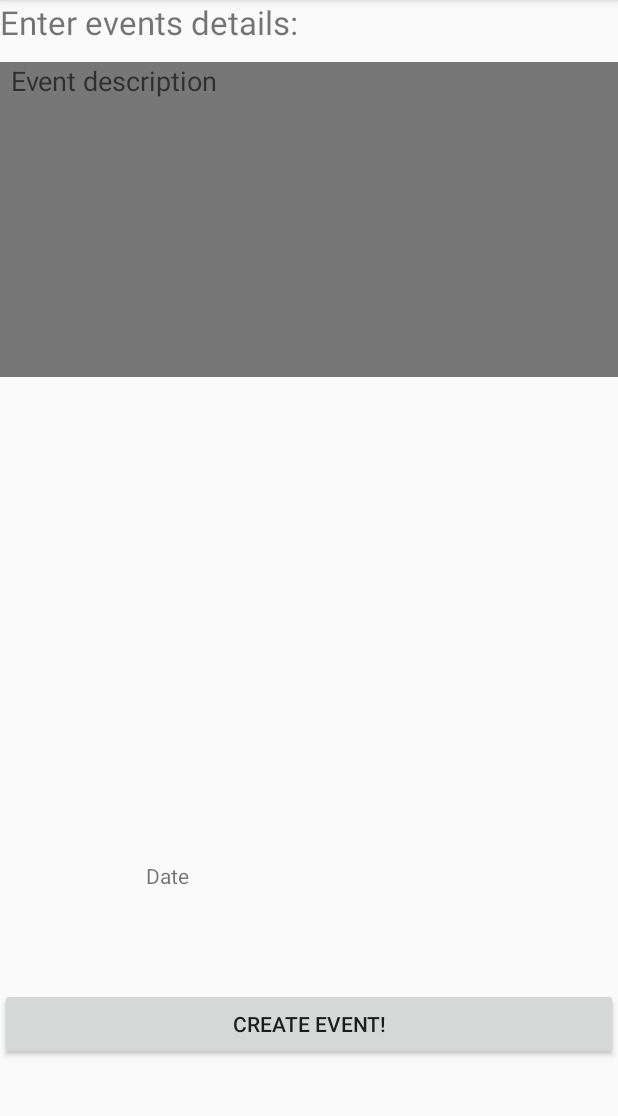
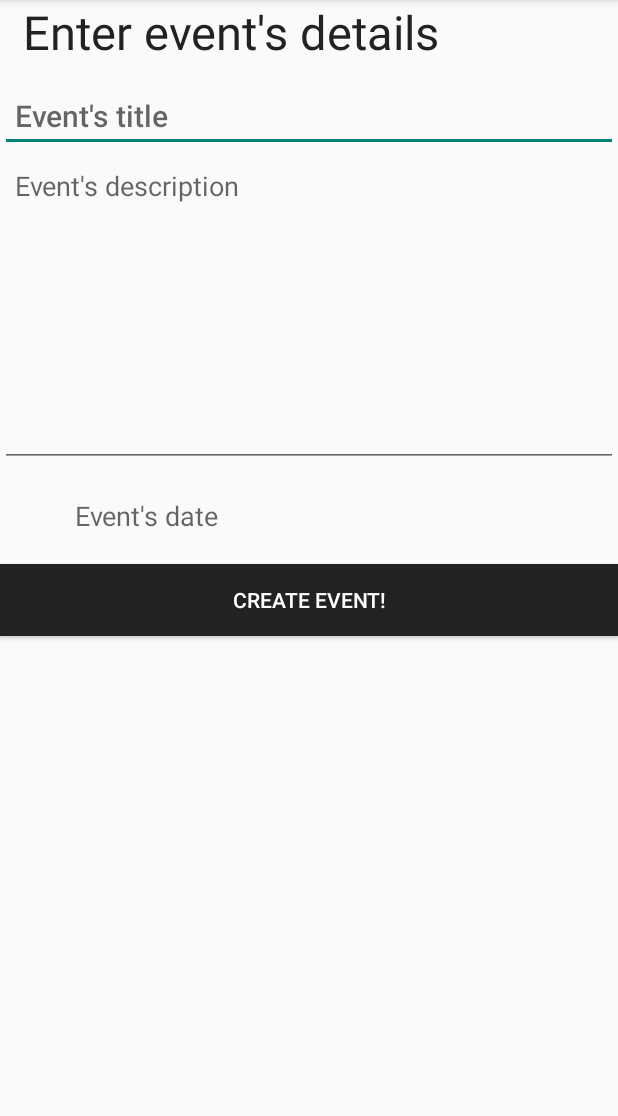
Before and after one commit to RobertKaczmarek/daybook, an Android app: the EventCreateActivity screen opened directly, with no data from a screen before it, on a phone screen of 412 x 824 dp, the part 84-1200 px from its top. Run offline under Robolectric (Android 15) with nearby library versions, the phone set to English and light mode, and no system bars; 1 statement that could not run was skipped.

```diff
--- a/app/src/main/res/layout/activity_event_create.xml
+++ b/app/src/main/res/layout/activity_event_create.xml
@@ -1,62 +1,68 @@
 <?xml version="1.0" encoding="utf-8"?>
-<RelativeLayout xmlns:android="http://schemas.android.com/apk/res/android"
+<LinearLayout xmlns:android="http://schemas.android.com/apk/res/android"
     xmlns:app="http://schemas.android.com/apk/res-auto"
     xmlns:tools="http://schemas.android.com/tools"
     android:layout_width="match_parent"
     android:layout_height="match_parent"
+    android:orientation="vertical"
     tools:context="com.example.daybook.EventCreateActivity">
 
 
     <TextView
-        android:id="@+id/createEventTitle"
-        android:layout_width="560dp"
+        android:id="@+id/eventCreateTitleView"
+        android:layout_width="match_parent"
         android:layout_height="wrap_content"
         android:text="@string/createEventTitle"
-        android:textSize="10pt">
+        android:textSize="14pt"
+        android:paddingEnd="15dp"
+        android:paddingStart="15dp"
+        android:textColor="@color/jet">
     </TextView>
 
     <EditText
-        android:id="@+id/eventTitle"
+        android:id="@+id/eventCreateTitle"
         android:layout_height="wrap_content"
         android:hint="@string/eventTitle"
         android:layout_width="fill_parent"
-        android:layout_above="@+id/eventDescription"
-        android:layout_marginBottom="17dp">
+        android:layout_marginTop="11dp"
+        android:paddingStart="10dp"
+        android:paddingEnd="10dp"
+        android:textAppearance="@style/Base.TextAppearance.AppCompat.Title"
+        android:lines="1">
     </EditText>
 
     <EditText
-        android:id="@+id/eventDescription"
+        android:id="@+id/eventCreateDescription"
         android:layout_height="210dp"
         android:hint="@string/eventDescription"
         android:inputType="textMultiLine"
         android:lines="10"
         android:gravity="top"
-        android:paddingLeft="7dp"
-        android:background="@color/monsoon"
-        android:layout_width="fill_parent"
-        android:layout_below="@+id/createEventTitle"
-        android:layout_alignParentStart="true"
-        android:layout_marginTop="12dp">
+        android:paddingStart="10dp"
+        android:paddingEnd="10dp"
+        android:layout_width="fill_parent">
     </EditText>
 
+    <TextView
+        android:id="@+id/eventDateCreateView"
+        android:layout_width="217dp"
+        android:layout_height="wrap_content"
+        android:onClick="showDatePickerDialog"
+        android:layout_marginBottom="20dp"
+        android:layout_marginTop="20dp"
+        android:paddingStart="50dp"
+        android:paddingEnd="10dp"
+        android:text="Event's date"
+        android:textAppearance="@style/Base.TextAppearance.AppCompat.Medium"/>
+
     <Button
-        android:id="@+id/createEvent"
+        android:id="@+id/saveCreateEvent"
         android:layout_height="wrap_content"
         android:text="@string/createEvent"
+        android:background="@color/jet"
+        android:textColor="@color/white"
         android:onClick="createEvent"
         android:layout_width="fill_parent"
-        android:layout_alignParentBottom="true"
-        android:layout_alignParentStart="true"
-        android:layout_marginBottom="61dp">
+        android:layout_marginBottom="60dp">
     </Button>
-
-    <TextView
-        android:id="@+id/eventDateView"
-        android:layout_width="217dp"
-        android:layout_height="wrap_content"
-        android:layout_above="@+id/createEvent"
-        android:layout_centerHorizontal="true"
-        android:layout_marginBottom="65dp"
-        android:onClick="showDatePickerDialog"
-        android:text="@string/dateText" />
-</RelativeLayout>
+</LinearLayout>
--- a/app/src/main/res/layout/alarm.xml
+++ b/app/src/main/res/layout/alarm.xml
@@ -12,7 +12,6 @@
         android:layout_width="match_parent"
         android:layout_height="wrap_content"
         android:layout_weight="0.08"
-        android:background="@color/white"
         android:fontFamily="sans-serif"
         android:gravity="center"
         android:text="@string/alarm_title"
@@ -34,12 +33,13 @@
 
     <Button
         android:id="@+id/stopAlarm"
-        android:layout_width="wrap_content"
+        android:layout_width="match_parent"
         android:layout_height="wrap_content"
         android:layout_alignParentBottom="true"
         android:layout_alignStart="@+id/textView"
         android:layout_marginBottom="101dp"
-        android:layout_marginStart="30dp"
+        android:background="@color/jet"
+        android:textColor="@color/white"
         android:text="@string/stop_alarm" />
 
 </LinearLayout>
--- a/app/src/main/res/layout/alarm_event_list.xml
+++ b/app/src/main/res/layout/alarm_event_list.xml
@@ -2,7 +2,7 @@
 <LinearLayout xmlns:android="http://schemas.android.com/apk/res/android"
     android:orientation="vertical" android:layout_width="match_parent"
     android:padding="8dp"
-    android:background="@color/primary"
+    android:background="@color/jet"
     android:layout_height="wrap_content">
 
     <TextView
--- a/app/src/main/res/menu/menu_main.xml
+++ b/app/src/main/res/menu/menu_main.xml
@@ -1,6 +1,6 @@
 <menu xmlns:android="http://schemas.android.com/apk/res/android"
     xmlns:app="http://schemas.android.com/apk/res-auto"
     xmlns:tools="http://schemas.android.com/tools" tools:context=".MainActivity">
-    <item android:id="@+id/action_settings" android:title="@string/action_settings"
+    <item android:id="@+id/logout_button" android:title="@string/logout_button"
         android:orderInCategory="100" app:showAsAction="never" />
 </menu>
--- a/app/src/main/res/values/strings.xml
+++ b/app/src/main/res/values/strings.xml
@@ -2,11 +2,11 @@
     <string name="app_name">Daybook</string>
 
     <string name="hello_world">Hello world!</string>
-    <string name="action_settings">Settings</string>
+    <string name="logout_button">Logout</string>
     <string name="current_data">current data</string>
-    <string name="events">Events:</string>
-    <string name="notes">Notes:</string>
-    <string name="alarms">Alarms:</string>
+    <string name="events">Events</string>
+    <string name="notes">Notes</string>
+    <string name="alarms">Alarms</string>
 
     <string name="delete_title">Are you sure?</string>
     <string name="dialog_OK">OK</string>
@@ -17,10 +17,10 @@
     <string name="titleText">Title</string>
     <string name="dateText">Date</string>
     <string name="descText">Description</string>
-    <string name="createEventTitle">Enter events details:</string>
-    <string name="eventTitle">Event title</string>
-    <string name="eventDescription">Event description</string>
-    <string name="eventDate">Event date</string>
+    <string name="createEventTitle">Enter event\'s details</string>
+    <string name="eventTitle">Event\'s title</string>
+    <string name="eventDescription">Event\'s description</string>
+    <string name="eventDate">Event\'s date</string>
     <string name="createEvent">Create event!</string>
     <string name="noteDescription">Note\'s description</string>
     <string name="createNote">Create note!</string>
@@ -28,7 +28,7 @@
     <string name="createAlarmTitle">Set alarm\'s time</string>
     <string name="pick_time">Pick time</string>
     <string name="createAlarm">Create alarm!</string>
-    <string name="editEventTitle">Edit event\'s details:</string>
+    <string name="editEventTitle">Edit event\'s details</string>
     <string name="editEvent">Save changes!</string>
     <string name="noteEditTitle">Change note\'s details</string>
     <string name="updateNote">Save changes!</string>
```
Also changed, not shown: app/src/main/java/com/example/daybook/EventCreateActivity.java (+6 -7 lines), app/src/main/java/com/example/daybook/MainActivity.java (+64 -3 lines), app/src/main/java/com/example/daybook/Note.java (+14 -4 lines), app/src/main/res/layout/activity_alarm_create.xml (+10 -2 lines), app/src/main/res/layout/activity_event_edit.xml (+30 -26 lines), app/src/main/res/layout/activity_note_create.xml (+11 -3 lines), app/src/main/res/layout/activity_note_edit.xml (+11 -3 lines), app/src/main/res/layout/fragment_event_info.xml (+21 -8 lines), app/src/main/res/layout/fragment_note_info.xml (+17 -2 lines).
